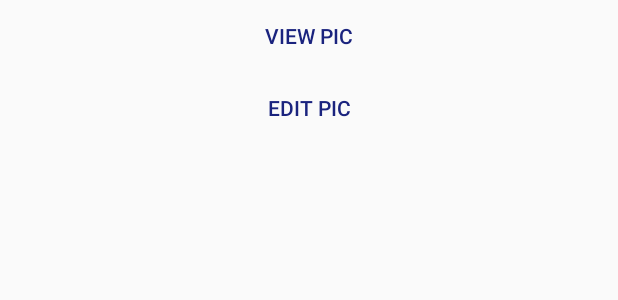
After one commit to Vipinsoni38/Outlife, an Android app: the layout profile_options.xml on its own in the app's theme, with its tools: preview values and no code run, on a phone screen of 412 x 824 dp. The commit adds this screen. Shown: the top 300 px of the screen. Run offline under Robolectric (Android 15) with nearby library versions, the phone set to English and light mode, and no system bars.

Commit message:
Profile pic Upload Complete(Error Check Remaining)

```diff
--- a/app/src/main/java/boat/golden/outlife/Login_main.java
+++ b/app/src/main/java/boat/golden/outlife/Login_main.java
@@ -86,6 +86,7 @@ public class Login_main extends AppCompatActivity {
                                     SharedPreferences sharedPreferences2=getSharedPreferences("user_data",MODE_PRIVATE);
                                     SharedPreferences.Editor editor2=sharedPreferences2.edit();
                                     editor2.putString("name",object.getString("name"));
+                                    Log.e("tag",object.toString());
                                     editor2.commit();
 
                                 } catch (JSONException e) {
--- a/app/src/main/java/boat/golden/outlife/MainActivity.java
+++ b/app/src/main/java/boat/golden/outlife/MainActivity.java
@@ -33,7 +33,7 @@ public class MainActivity extends AppCompatActivity {
         if (!islogin)
         {
         Intent i=new Intent(this,Login_main.class);
-        //startActivity(i);
+        startActivity(i);
              }
 
 
--- a/app/src/main/res/layout/profile.xml
+++ b/app/src/main/res/layout/profile.xml
@@ -23,7 +23,8 @@
     android:src="@drawable/capture"
     android:layout_gravity="center_horizontal"
     android:padding="2dp"
-    android:layout_margin="2dp"/>
+    android:layout_margin="2dp"
+    android:id="@+id/profile_image"/>
 
             <RelativeLayout
                 android:layout_width="match_parent"
--- /dev/null
+++ b/app/src/main/res/layout/profile_options.xml
@@ -0,0 +1,25 @@
+<?xml version="1.0" encoding="utf-8"?>
+<LinearLayout
+    xmlns:android="http://schemas.android.com/apk/res/android" android:layout_width="match_parent"
+    android:layout_height="match_parent"
+    android:orientation="vertical">
+    <Button
+        android:layout_width="match_parent"
+        android:layout_height="wrap_content"
+        android:id="@+id/view_pic"
+        android:text="View Pic"
+        style="@style/Widget.AppCompat.Button.Borderless"
+        android:textColor="#1a237e"
+
+        />
+    <Button
+        android:layout_width="match_parent"
+        android:layout_height="wrap_content"
+        android:id="@+id/edit_pic"
+        android:text="Edit Pic"
+        style="@style/Widget.AppCompat.Button.Borderless"
+        android:textColor="#1a237e"
+
+        />
+
+</LinearLayout>
```
Also changed, not shown: app/src/main/java/boat/golden/outlife/fragments/profile.java (+156 -2 lines).
